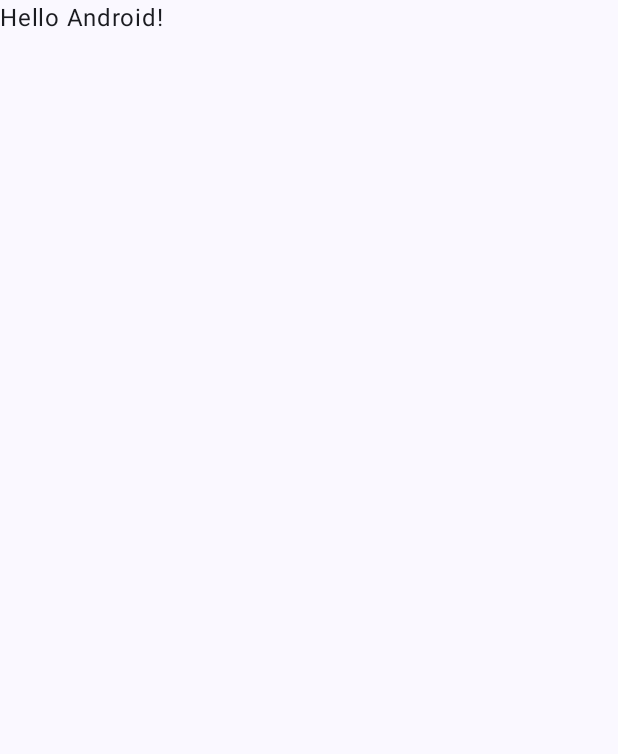
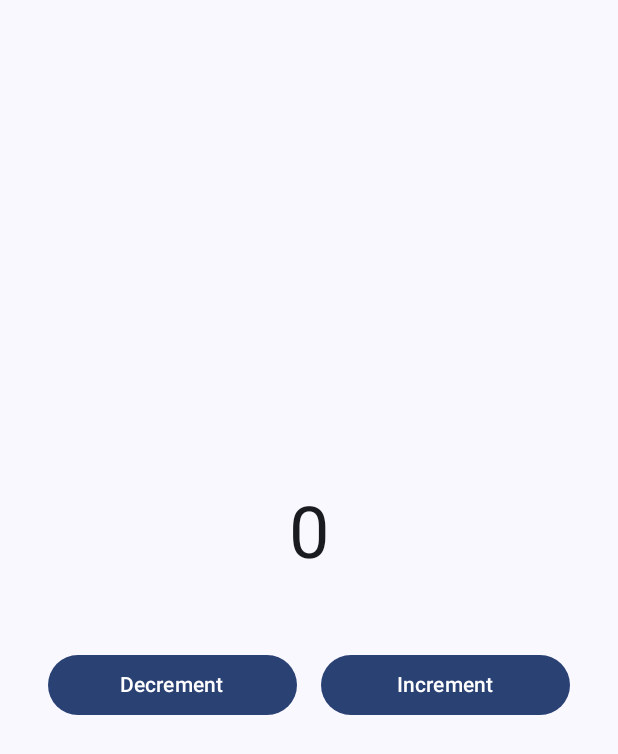
Before and after one commit to ThomasSilloway/Android-First-App, an Android app built with Jetpack Compose: the screen it shows after launch (MainActivity), on a phone screen of 412 x 824 dp. Before the commit the part shown is almost empty. Shown: the top 754 px of the screen. Run offline under Robolectric (Android 15) with nearby library versions, the phone set to English and light mode, and no system bars.

Commit message:
Add counter feature - first pass

```diff
--- a/app/src/main/java/com/example/android_first_app/MainActivity.kt
+++ b/app/src/main/java/com/example/android_first_app/MainActivity.kt
@@ -4,13 +4,15 @@ import android.os.Bundle
 import androidx.activity.ComponentActivity
 import androidx.activity.compose.setContent
 import androidx.activity.enableEdgeToEdge
-import androidx.compose.foundation.layout.fillMaxSize
-import androidx.compose.foundation.layout.padding
-import androidx.compose.material3.Scaffold
-import androidx.compose.material3.Text
-import androidx.compose.runtime.Composable
+import androidx.compose.foundation.layout.*
+import androidx.compose.material3.*
+import androidx.compose.runtime.*
+import androidx.compose.ui.Alignment
 import androidx.compose.ui.Modifier
+import androidx.compose.ui.text.style.TextAlign
 import androidx.compose.ui.tooling.preview.Preview
+import androidx.compose.ui.unit.dp
+import androidx.compose.ui.unit.sp
 import com.example.android_first_app.ui.theme.AndroidFirstAppTheme
 
 class MainActivity : ComponentActivity() {
@@ -20,10 +22,7 @@ class MainActivity : ComponentActivity() {
         setContent {
             AndroidFirstAppTheme {
                 Scaffold(modifier = Modifier.fillMaxSize()) { innerPadding ->
-                    Greeting(
-                        name = "Android",
-                        modifier = Modifier.padding(innerPadding)
-                    )
+                    CounterApp(modifier = Modifier.padding(innerPadding))
                 }
             }
         }
@@ -31,17 +30,48 @@ class MainActivity : ComponentActivity() {
 }
 
 @Composable
-fun Greeting(name: String, modifier: Modifier = Modifier) {
-    Text(
-        text = "Hello $name!",
+fun CounterApp(modifier: Modifier = Modifier) {
+    var count by remember { mutableStateOf(0) }
+
+    Column(
         modifier = modifier
-    )
+            .fillMaxSize()
+            .padding(16.dp),
+        horizontalAlignment = Alignment.CenterHorizontally,
+        verticalArrangement = Arrangement.Center
+    ) {
+        Text(
+            text = count.toString(),
+            fontSize = 48.sp,
+            textAlign = TextAlign.Center,
+            modifier = Modifier.padding(bottom = 32.dp)
+        )
+
+        Row(
+            horizontalArrangement = Arrangement.spacedBy(16.dp),
+            modifier = Modifier.padding(16.dp)
+        ) {
+            Button(
+                onClick = { count-- },
+                modifier = Modifier.weight(1f)
+            ) {
+                Text("Decrement")
+            }
+
+            Button(
+                onClick = { count++ },
+                modifier = Modifier.weight(1f)
+            ) {
+                Text("Increment")
+            }
+        }
+    }
 }
 
 @Preview(showBackground = true)
 @Composable
-fun GreetingPreview() {
+fun CounterAppPreview() {
     AndroidFirstAppTheme {
-        Greeting("Android")
+        CounterApp()
     }
 }
```
